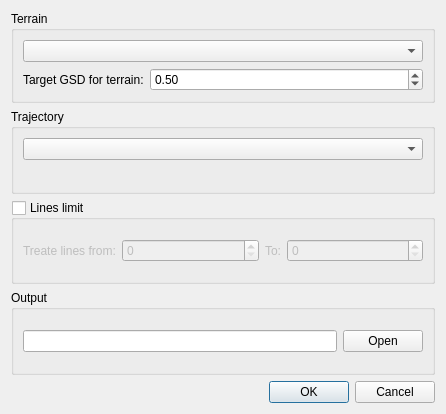
This is tools/MalahydSteviappModule/gui/exportorthophotooptionsdialog.ui in french-paragon/PikaLTools as Qt 5 draws it before an edit. The edited form follows.
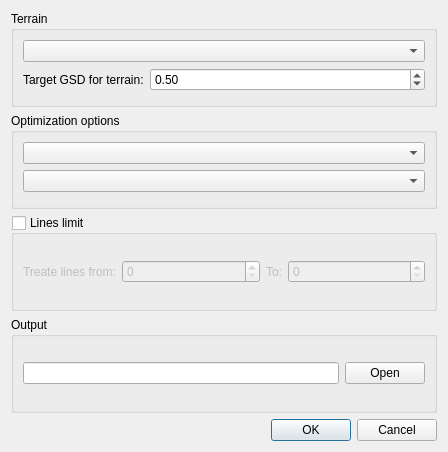
This is the edited form.

Commit message: Allow to export ortho witn initial camera

```diff
--- a/tools/MalahydSteviappModule/gui/exportorthophotooptionsdialog.ui
+++ b/tools/MalahydSteviappModule/gui/exportorthophotooptionsdialog.ui
@@ -6,8 +6,8 @@
    <rect>
     <x>0</x>
     <y>0</y>
-    <width>446</width>
-    <height>414</height>
+    <width>448</width>
+    <height>452</height>
    </rect>
   </property>
   <property name="windowTitle">
@@ -52,12 +52,15 @@
    <item>
     <widget class="QGroupBox" name="groupBox_3">
      <property name="title">
-      <string>Trajectory</string>
+      <string>Optimization options</string>
      </property>
      <layout class="QFormLayout" name="formLayout_2">
       <item row="0" column="0" colspan="2">
        <widget class="QComboBox" name="selectedTrajectoryComboBox"/>
       </item>
+      <item row="1" column="0" colspan="2">
+       <widget class="QComboBox" name="selectedCameraComboBox"/>
+      </item>
      </layout>
     </widget>
    </item>
```
The commit also changes 5 other files.
